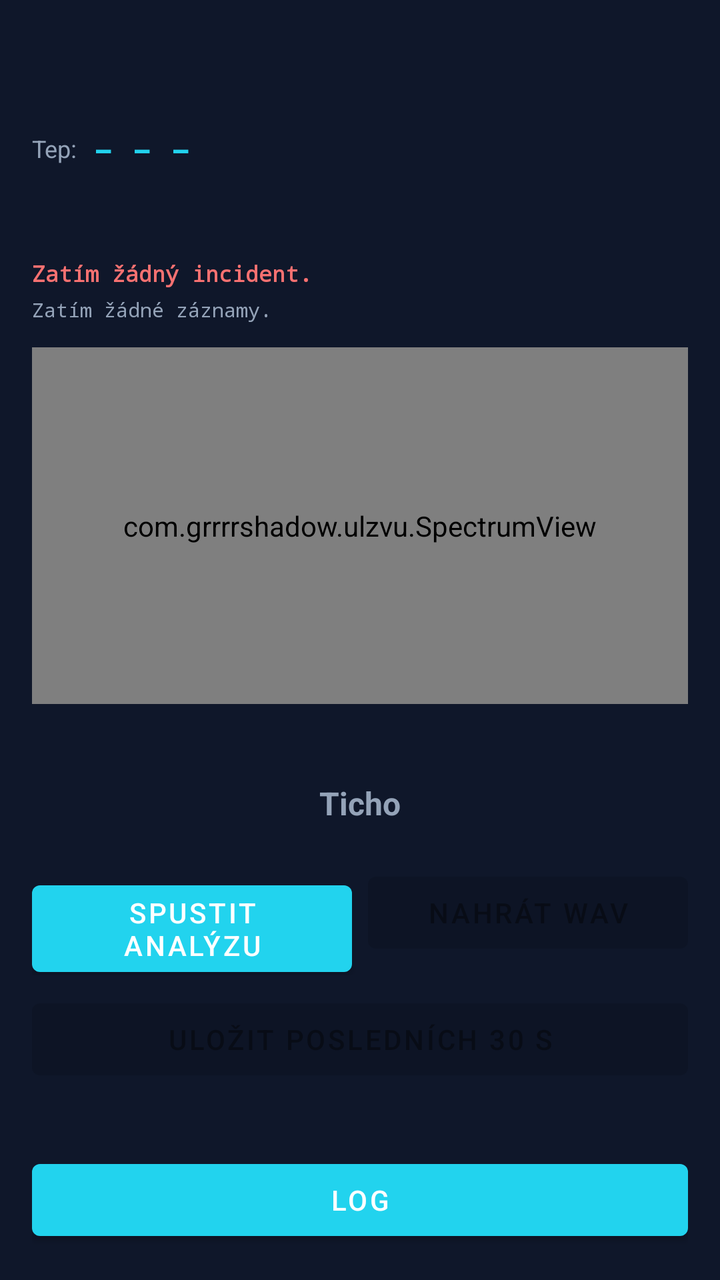
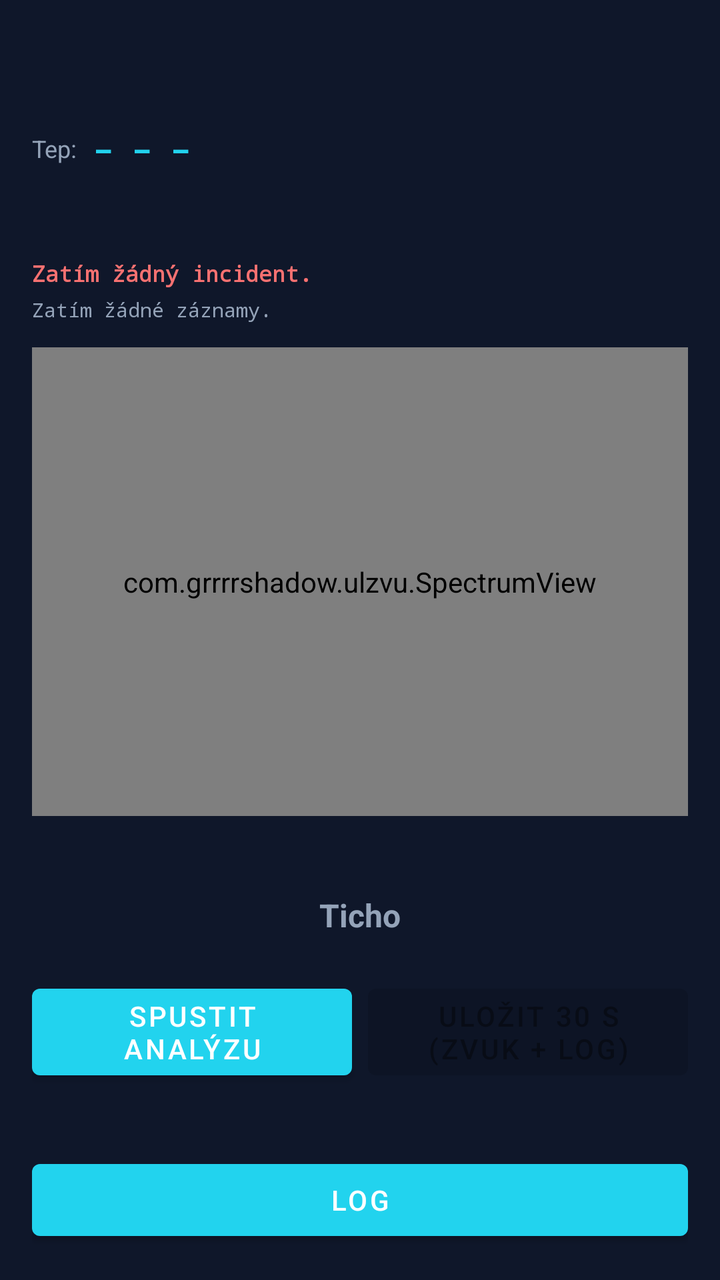

An Android layout rendered at two revisions. The XML below is the earlier revision; the diff shows what the commit changed to produce the second picture.
<!-- AndroidManifest.xml: application theme Theme.Ulzvu -->
<!-- res/layout/activity_main.xml -->
<?xml version="1.0" encoding="utf-8"?>
<LinearLayout xmlns:android="http://schemas.android.com/apk/res/android"
    android:layout_width="match_parent"
    android:layout_height="match_parent"
    android:orientation="vertical"
    android:background="@color/background"
    android:padding="16dp">

    <TextView
        android:id="@+id/tvDeviceInfo"
        android:layout_width="match_parent"
        android:layout_height="wrap_content"
        android:textColor="@color/text_secondary"
        android:textSize="12sp"
        android:fontFamily="monospace" />

    <TextView
        android:id="@+id/tvConfigInfo"
        android:layout_width="match_parent"
        android:layout_height="wrap_content"
        android:layout_marginTop="4dp"
        android:textColor="@color/text_primary"
        android:textSize="14sp"
        android:fontFamily="monospace" />

    <LinearLayout
        android:layout_width="match_parent"
        android:layout_height="wrap_content"
        android:layout_marginTop="8dp"
        android:orientation="horizontal"
        android:gravity="center_vertical">

        <TextView
            android:layout_width="wrap_content"
            android:layout_height="wrap_content"
            android:text="@string/hr_label"
            android:textColor="@color/text_secondary"
            android:textSize="12sp" />

        <TextView
            android:id="@+id/tvBpm"
            android:layout_width="0dp"
            android:layout_height="wrap_content"
            android:layout_weight="1"
            android:layout_marginStart="8dp"
            android:textColor="@color/accent"
            android:textSize="16sp"
            android:fontFamily="monospace"
            android:textStyle="bold"
            android:text="@string/hr_unreliable" />
    </LinearLayout>

    <TextView
        android:id="@+id/tvMotionWarning"
        android:layout_width="match_parent"
        android:layout_height="wrap_content"
        android:gravity="center"
        android:padding="4dp"
        android:textSize="12sp"
        android:textColor="@color/ultrasound_alert"
        android:text="@string/hr_motion_warning"
        android:visibility="invisible" />

    <TextView
        android:id="@+id/tvLastIncident"
        android:layout_width="match_parent"
        android:layout_height="wrap_content"
        android:layout_marginTop="6dp"
        android:textColor="@color/ultrasound_alert"
        android:textStyle="bold"
        android:textSize="11sp"
        android:fontFamily="monospace"
        android:maxLines="2"
        android:text="@string/no_incidents_yet" />

    <TextView
        android:id="@+id/tvRecentLog"
        android:layout_width="match_parent"
        android:layout_height="wrap_content"
        android:layout_marginTop="4dp"
        android:textColor="@color/text_secondary"
        android:textSize="10sp"
        android:fontFamily="monospace"
        android:maxLines="7"
        android:text="@string/log_empty" />

    <com.grrrrshadow.ulzvu.SpectrumView
        android:id="@+id/spectrumView"
        android:layout_width="match_parent"
        android:layout_height="0dp"
        android:layout_weight="1"
        android:layout_marginTop="12dp"
        android:layout_marginBottom="12dp"
        android:background="@color/surface" />

    <TextView
        android:id="@+id/tvPeakInfo"
        android:layout_width="match_parent"
        android:layout_height="wrap_content"
        android:textColor="@color/text_primary"
        android:textSize="11sp"
        android:maxLines="1"
        android:fontFamily="monospace" />

    <TextView
        android:id="@+id/tvUltrasoundAlert"
        android:layout_width="match_parent"
        android:layout_height="wrap_content"
        android:layout_marginTop="4dp"
        android:gravity="center"
        android:padding="8dp"
        android:textStyle="bold"
        android:textSize="16sp"
        android:textColor="@color/text_secondary"
        android:text="@string/status_idle" />

    <LinearLayout
        android:layout_width="match_parent"
        android:layout_height="wrap_content"
        android:layout_marginTop="12dp"
        android:orientation="horizontal">

        <Button
            android:id="@+id/btnToggleAnalysis"
            android:layout_width="0dp"
            android:layout_height="wrap_content"
            android:layout_weight="1"
            android:text="@string/start_analysis" />

        <Button
            android:id="@+id/btnToggleRecording"
            android:layout_width="0dp"
            android:layout_height="wrap_content"
            android:layout_weight="1"
            android:layout_marginStart="8dp"
            android:text="@string/start_recording"
            android:enabled="false" />
    </LinearLayout>

    <Button
        android:id="@+id/btnSaveRewind"
        android:layout_width="match_parent"
        android:layout_height="wrap_content"
        android:layout_marginTop="8dp"
        android:text="@string/rewind_button"
        android:enabled="false" />

    <TextView
        android:id="@+id/tvStatus"
        android:layout_width="match_parent"
        android:layout_height="wrap_content"
        android:layout_marginTop="8dp"
        android:textColor="@color/text_secondary"
        android:textSize="12sp" />

    <Button
        android:id="@+id/btnOpenLog"
        android:layout_width="match_parent"
        android:layout_height="wrap_content"
        android:layout_marginTop="8dp"
        android:text="@string/open_log" />

</LinearLayout>
<!-- resources referenced by this layout -->
<resources>
  <color name="accent">#22D3EE</color>
  <color name="background">#0F172A</color>
  <color name="surface">#1E293B</color>
  <color name="text_primary">#E2E8F0</color>
  <color name="text_secondary">#94A3B8</color>
  <color name="ultrasound_alert">#F87171</color>
  <string name="hr_label">Tep:</string>
  <string name="hr_motion_warning">Pohyb ruší měření tepu — přiložte telefon pevně k zápěstí/hrudi a držte v klidu</string>
  <string name="hr_unreliable">– – –</string>
  <string name="log_empty">Zatím žádné záznamy.</string>
  <string name="no_incidents_yet">Zatím žádný incident.</string>
  <string name="open_log">Log</string>
  <string name="rewind_button">Uložit posledních 30 s</string>
  <string name="start_analysis">Spustit analýzu</string>
  <string name="start_recording">Nahrát WAV</string>
  <string name="status_idle">Ticho</string>
  <style name="Theme.Ulzvu" parent="Theme.MaterialComponents.DayNight.NoActionBar">
          <item name="colorPrimary">@color/accent</item>
          <item name="colorPrimaryDark">@color/background</item>
          <item name="colorAccent">@color/accent</item>
          <item name="android:windowBackground">@color/background</item>
      </style>
</resources>

<!-- the commit's change to res/layout/activity_main.xml (unified diff, before → after) -->
@@ -128,22 +128,14 @@
             android:text="@string/start_analysis" />
 
         <Button
-            android:id="@+id/btnToggleRecording"
+            android:id="@+id/btnSaveRewind"
             android:layout_width="0dp"
             android:layout_height="wrap_content"
             android:layout_weight="1"
             android:layout_marginStart="8dp"
-            android:text="@string/start_recording"
+            android:text="@string/rewind_button"
             android:enabled="false" />
     </LinearLayout>
-
-    <Button
-        android:id="@+id/btnSaveRewind"
-        android:layout_width="match_parent"
-        android:layout_height="wrap_content"
-        android:layout_marginTop="8dp"
-        android:text="@string/rewind_button"
-        android:enabled="false" />
 
     <TextView
         android:id="@+id/tvStatus"
<!-- resource entries referenced after the edit -->
@@ -12,9 +12,8 @@
   <string name="log_empty">Zatím žádné záznamy.</string>
   <string name="no_incidents_yet">Zatím žádný incident.</string>
   <string name="open_log">Log</string>
-  <string name="rewind_button">Uložit posledních 30 s</string>
+  <string name="rewind_button">Uložit 30 s (zvuk + log)</string>
   <string name="start_analysis">Spustit analýzu</string>
-  <string name="start_recording">Nahrát WAV</string>
   <string name="status_idle">Ticho</string>
   <style name="Theme.Ulzvu" parent="Theme.MaterialComponents.DayNight.NoActionBar">
           <item name="colorPrimary">@color/accent</item>
